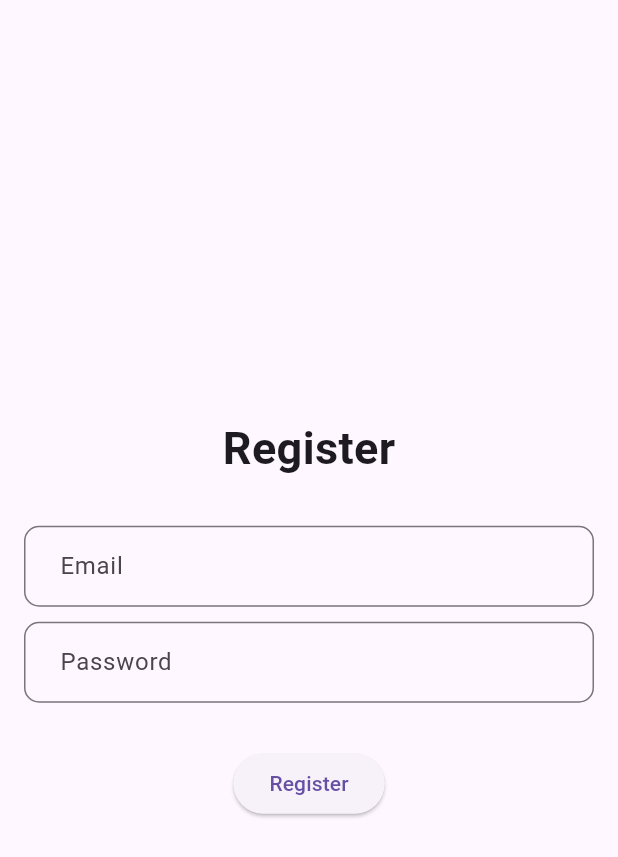
After one commit to nguyenduyhaihauc/Bai_tap_L1_Flutter_OceanTech, a Flutter app: the RegisterScreen screen opened directly, on a phone screen of 412 x 824 dp. The commit adds this screen. Shown: the top 857 px of the screen. Run offline on Flutter 3.47's test engine with Material 3 defaults, Android fonts, the phone set to English and light mode, and no system bars; our stand-ins replace cloud_firestore, firebase_auth, firebase_core, flutter_local_notifications, image_picker, sqflite; accounts and stored records are empty; network calls fail.

Commit message:
cap nhat them Login and Register bang Authentication Them CRUD cong viec bang Firestore Database co su dung DateTimePicker

```diff
--- a/lib/main.dart
+++ b/lib/main.dart
@@ -1,19 +1,38 @@
+import 'package:firebase_core/firebase_core.dart';
 import 'package:flutter/material.dart';
 import 'package:flutterlone/screen/product/home_product_screen.dart';
+import 'package:flutterlone/screen/product/login_screen.dart';
 
-void main() {
-  runApp(const MyApp());
+void main() async {
+  WidgetsFlutterBinding.ensureInitialized();
+  await Firebase.initializeApp();
+  runApp(MyApp());
 }
 
-class MyApp extends StatelessWidget {
-  const MyApp({super.key});
+class MyApp extends StatefulWidget {
 
+  @override
+  _MyAppState createState() => _MyAppState();
+}
+
+
+class _MyAppState extends State<MyApp> {
   // This widget is the root of your application.
+  bool _isDarkMode = false;
+
+  void toggleTheme(bool isDark) {
+    setState(() {
+      _isDarkMode = isDark;
+    });
+  }
+
   @override
   Widget build(BuildContext context) {
-    return const MaterialApp(
-      title: 'Flutter Demo',
-      home: HomeProductScreen(),
+    return MaterialApp(
+      theme: ThemeData.light(),
+      darkTheme: ThemeData.dark(),
+      themeMode: _isDarkMode ? ThemeMode.dark : ThemeMode.light,
+      home: LoginScreen(),
       debugShowCheckedModeBanner: false,
     );
   }
--- a/lib/screen/product/product_detail_screen.dart
+++ b/lib/screen/product/product_detail_screen.dart
@@ -18,7 +18,7 @@ class _ProductDetailPageState extends State<ProductDetailPage> {
   Widget build(BuildContext context) {
     return Scaffold(
       appBar: AppBar(
-        title: Text('Detail Product'),
+        title: const Text('Detail Product'),
       ),
       body: Column(
         children: [
--- /dev/null
+++ b/lib/screen/product/register_screen.dart
@@ -0,0 +1,75 @@
+import 'package:firebase_auth/firebase_auth.dart';
+import 'package:flutter/material.dart';
+import 'package:flutterlone/screen/widget/snack_bar_widget.dart';
+import 'package:flutterlone/screen/widget/text_field_widget.dart';
+
+class RegisterScreen extends StatefulWidget {
+
+  @override
+  _RegisterScreenState createState() => _RegisterScreenState();
+}
+
+class _RegisterScreenState extends State<RegisterScreen> {
+  final FirebaseAuth _auth = FirebaseAuth.instance;
+  final _emailController = TextEditingController();
+  final _passwordController = TextEditingController();
+
+  Future<void> _register() async {
+    try {
+      await _auth.createUserWithEmailAndPassword(
+          email: _emailController.text.trim(),
+          password: _passwordController.text.trim()
+      );
+      showCustomSnackBar(
+          context,
+          'Register Successfully',
+          Colors.green
+      );
+      Navigator.pop(context);
+    } on FirebaseAuthException catch (e) {
+      print('Error Register: ${e.message}');
+      showCustomSnackBar(
+          context,
+          'Register Failed',
+          Colors.red
+      );
+    }
+  }
+
+  @override
+  Widget build(BuildContext context) {
+    return Scaffold(
+      body: Padding(
+        padding: const EdgeInsets.all(16.0),
+        child: Column(
+          mainAxisAlignment: MainAxisAlignment.center,
+          children: [
+            const Text('Register',
+              style: TextStyle(
+                fontSize: 30,
+                fontWeight: FontWeight.bold
+              ),
+            ),
+            const SizedBox(height: 30,),
+            CustomTextField(
+                labelText: 'Email',
+                hintText: 'Enter Email',
+                controller: _emailController,
+            ),
+            CustomTextField(
+                labelText: 'Password',
+                hintText: 'Enter Password',
+                controller: _passwordController,
+                isPassword: true,
+            ),
+            const SizedBox(height: 20,),
+            ElevatedButton(
+                onPressed: _register,
+                child: const Text('Register')
+            )
+          ],
+        ),
+      ),
+    );
+  }
+}
--- a/lib/screen/widget/text_field_widget.dart
+++ b/lib/screen/widget/text_field_widget.dart
@@ -32,19 +32,19 @@ class CustomTextField extends StatelessWidget {
             decoration: InputDecoration(
               labelText: labelText, //Tieu de cua TextField
               hintText: hintText, //Goi y nhap
-              hintStyle: TextStyle(color: Colors.grey),
+              hintStyle: const TextStyle(color: Colors.grey),
               prefixIcon: frefixIcon != null ? Icon(frefixIcon) : null, //Icon phia truoc
               border: OutlineInputBorder(
                 borderRadius: BorderRadius.circular(10.0),
-                borderSide: BorderSide(
+                borderSide: const BorderSide(
                   color: Colors.black,
                   width: 1.0
                 )
               ),
-              contentPadding: EdgeInsets.symmetric(vertical: 15, horizontal: 20),//Khoang cach noi dung ben trong vaf canh ngoai TextField
+              contentPadding: const EdgeInsets.symmetric(vertical: 15, horizontal: 20),//Khoang cach noi dung ben trong vaf canh ngoai TextField
             ),
           ),
-        SizedBox(height: 10,)
+        const SizedBox(height: 10,)
       ],
     );
   }
--- a/pubspec.yaml
+++ b/pubspec.yaml
@@ -43,6 +43,12 @@ dependencies:
   image_picker: ^1.1.2
   path: ^1.9.0
   flutter_staggered_grid_view: ^0.4.0
+  firebase_core: ^3.6.0
+  firebase_auth: ^5.3.1
+  cloud_firestore: ^5.4.3
+  flutter_local_notifications: ^17.2.3
+  firebase_messaging: ^15.1.3
+  provider: ^6.1.2
 
 
 dev_dependencies:
```
Also changed, not shown: lib/data/model/task.dart (added, +23 -0 lines), lib/screen/product/add_task_screen.dart (added, +87 -0 lines), lib/screen/product/home_product_screen.dart (+26 -17 lines), lib/screen/product/login_screen.dart (added, +92 -0 lines), lib/screen/product/task_list_screen.dart (added, +206 -0 lines), pubspec.lock, 3 other files.
